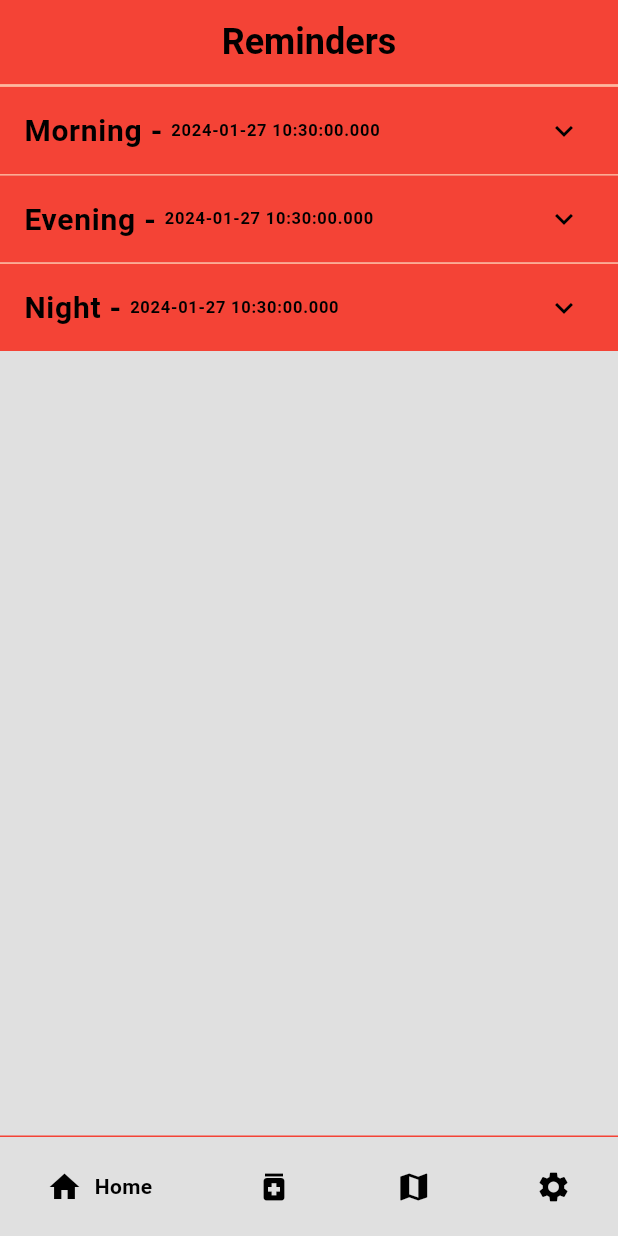
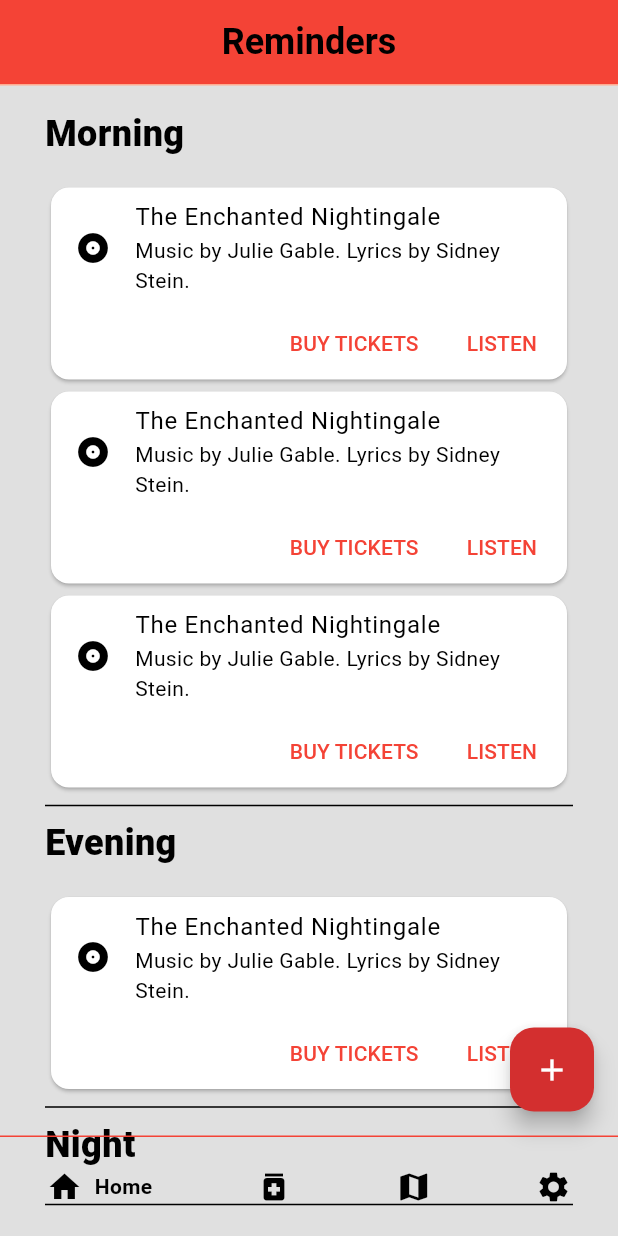
Before and after one commit to mzaninovic555/RMA_projekt_23-24, a Flutter app: the screen it shows after launch, on a phone screen of 412 x 824 dp. Run offline on Flutter 3.47's test engine with Material 3 defaults, Android fonts, the phone set to English and light mode, and no system bars; drawn by our look-alikes of google_nav_bar; our stand-ins replace shared_preferences.

Commit message:
Changed reminder group view

```diff
--- a/medicationapp/lib/pages/medication/medication.dart
+++ b/medicationapp/lib/pages/medication/medication.dart
@@ -1,6 +1,7 @@
 import 'package:flutter/material.dart';
 import 'package:medicationapp/pages/medication/add_medication.dart';
 
+import '../../services/medication_service.dart';
 import 'medication_data.dart';
 
 class Medication extends StatefulWidget {
@@ -11,12 +12,7 @@ class Medication extends StatefulWidget {
 }
 
 class _MedicationState extends State<Medication> {
-  static List<MedicationType> mockMedication = [
-    MedicationType('Ibuprofen', 20, 2),
-    MedicationType('Cijanid tablet', 20, 2),
-    MedicationType('Xanax', 5, 0.5),
-    MedicationType('Metanfetamin tablet', 15, 1),
-  ];
+
 
   @override
   Widget build(BuildContext context) {
@@ -29,35 +25,35 @@ class _MedicationState extends State<Medication> {
                 builder: (context) => AddMedication(),
               ));
           setState(() {
-            mockMedication.add(newMedication);
+            MedicationService.mockMedication.add(newMedication);
           });
           // TODO add database etc.
         },
         child: const Icon(Icons.add),
       ),
       body: ListView.separated(
-        itemCount: mockMedication.length,
+        itemCount: MedicationService.mockMedication.length,
         separatorBuilder: (BuildContext context, int index) => const Divider(),
         itemBuilder: (BuildContext context, int index) {
           return ListTile(
             leading: Column(
               mainAxisAlignment: MainAxisAlignment.center,
               children: [
-                Text('${mockMedication[index].quantityRemaining}'),
+                Text('${MedicationService.mockMedication[index].quantityRemaining}'),
                 const Text('remaining')
               ],
             ),
             title: Column(
               children: [
                 Text(
-                  mockMedication[index].name,
+                  MedicationService.mockMedication[index].name,
                   style: const TextStyle(
                     fontSize: 18.0,
                     fontWeight: FontWeight.w300,
                   ),
                 ),
                 Text(
-                  'Dosage: ${mockMedication[index].dosage.toString()}',
+                  'Dosage: ${MedicationService.mockMedication[index].dosage.toString()}',
                   style: const TextStyle(
                     fontSize: 12.0,
                     fontWeight: FontWeight.bold,
@@ -71,9 +67,9 @@ class _MedicationState extends State<Medication> {
                 ElevatedButton(
                   onPressed: () async {
                     var editedMedication =
-                        await showEditDialog(mockMedication[index]);
+                        await showEditDialog(MedicationService.mockMedication[index]);
                     setState(() {
-                      mockMedication[index] = editedMedication!;
+                      MedicationService.mockMedication[index] = editedMedication!;
                     });
                   },
                   child: const Icon(Icons.edit),
@@ -82,9 +78,9 @@ class _MedicationState extends State<Medication> {
                 ElevatedButton(
                   onPressed: () async {
                     var modalValue =
-                        await showRefillDialog(mockMedication[index]);
+                        await showRefillDialog(MedicationService.mockMedication[index]);
                     setState(() {
-                      mockMedication[index].quantityRemaining +=
+                      MedicationService.mockMedication[index].quantityRemaining +=
                           modalValue ?? 0;
                     });
                   },
@@ -202,7 +198,7 @@ class _MedicationState extends State<Medication> {
                     TextButton(
                       onPressed: () {
                         setState(() {
-                          mockMedication.remove(medication);
+                          MedicationService.mockMedication.remove(medication);
                         });
                         Navigator.pop(context, true);
                       },
--- a/medicationapp/lib/pages/medication/medication_data.dart
+++ b/medicationapp/lib/pages/medication/medication_data.dart
@@ -1,3 +1,4 @@
+// Type of medication with name, dosage and quantity remaining
 class MedicationType {
   String name;
   int quantityRemaining;
--- a/medicationapp/lib/pages/reminder_list/reminder_list.dart
+++ b/medicationapp/lib/pages/reminder_list/reminder_list.dart
@@ -1,6 +1,7 @@
 import 'package:flutter/material.dart';
 import 'package:medicationapp/pages/medication/medication_data.dart';
 import 'package:medicationapp/pages/reminder_list/reminder_data.dart';
+import 'package:medicationapp/services/medication_service.dart';
 import 'package:medicationapp/services/reminder_service.dart';
 
 class ReminderList extends StatefulWidget {
@@ -15,7 +16,9 @@ class _ReminderListState extends State<ReminderList> {
 
   @override
   Widget build(BuildContext context) {
-    return Container(
+    return Scaffold(
+      body: Container(
+        padding: const EdgeInsets.only(top: 15.0),
         decoration: BoxDecoration(
           border: BorderDirectional(
             top: BorderSide(
@@ -25,66 +28,76 @@ class _ReminderListState extends State<ReminderList> {
           ),
         ),
         child: Column(
-        children:
-            reminderGroups.map(_convertReminderGroupToExpansionTile).toList(),
+          children: ReminderService.getReminderGroups()
+              .map((group) => _mapReminderGroupToWidget(group))
+              .toList(),
+        ),
+      ),
+      floatingActionButton: FloatingActionButton(
+        onPressed: () {},
+        child: const Icon(Icons.add),
       ),
     );
   }
 
-  Column _convertReminderGroupToExpansionTile(ReminderGroup group) {
-    return Column(
-      children: [
-        Divider(
-          color: Theme.of(context).colorScheme.secondary,
-          thickness: 1.0,
-          height: 1.0,
-        ),
-        Theme(
-          data: Theme.of(context).copyWith(dividerColor: Colors.transparent),
-          child: ExpansionTile(
-            title: Row(
-              crossAxisAlignment: CrossAxisAlignment.center,
-              children: [
+  Widget _mapReminderGroupToWidget(ReminderGroup reminderGroup) {
+    List<Widget> children = [
       Text(
-                  '${group.title} - ',
+        reminderGroup.title,
         style: const TextStyle(
-                    fontWeight: FontWeight.bold,
-                    fontSize: 20.0,
+          fontWeight: FontWeight.w800,
+          fontSize: 24.0,
         ),
       ),
-                Text(
-                  group.timeOfReminder.toString(),
-                  style: const TextStyle(
-                    fontWeight: FontWeight.bold,
-                    fontSize: 11.0,
+      const SizedBox(
+        height: 15.0,
       ),
+    ];
+    children.addAll(reminderGroup.medications
+        .map((medication) => _mapMedicationToWidget(medication))
+        .toList());
+    children.add(const Divider());
+
+    return Container(
+      padding: const EdgeInsets.symmetric(horizontal: 30.0),
+      child: Column(
+        crossAxisAlignment: CrossAxisAlignment.start,
+        children: children,
+      ),
+    );
+  }
+
+  Widget _mapMedicationToWidget(MedicationType medication) {
+    return Card(
+      child: Column(
+        mainAxisSize: MainAxisSize.min,
+        children: <Widget>[
+          const ListTile(
+            leading: Icon(Icons.album),
+            title: Text('The Enchanted Nightingale'),
+            subtitle: Text('Music by Julie Gable. Lyrics by Sidney Stein.'),
+          ),
+          Row(
+            mainAxisAlignment: MainAxisAlignment.end,
+            children: <Widget>[
+              TextButton(
+                child: const Text('BUY TICKETS'),
+                onPressed: () {
+                  /* ... */
+                },
+              ),
+              const SizedBox(width: 8),
+              TextButton(
+                child: const Text('LISTEN'),
+                onPressed: () {
+                  /* ... */
+                },
+              ),
+              const SizedBox(width: 8),
+            ],
           ),
         ],
       ),
-            collapsedBackgroundColor:
-                group.color ?? Theme.of(context).colorScheme.primary,
-            backgroundColor: Theme.of(context).hoverColor,
-            children: group.medications.isNotEmpty
-                ? group.medications.map(_convertMedicationToWidget).toList()
-                : _emptyGroupText(),
-          ),
-        ),
-      ],
     );
   }
-
-  Widget _convertMedicationToWidget(MedicationType medication) {
-    return Padding(
-      padding: const EdgeInsets.only(bottom: 20.0),
-      child: Text(medication.name),
-    );
 }
-
-  List<Widget> _emptyGroupText() {
-    return const [
-      Padding(
-          padding: EdgeInsets.only(bottom: 20.0),
-          child: Text('No reminders for this group'))
-    ];
-  }
-}
--- /dev/null
+++ b/medicationapp/lib/services/medication_service.dart
@@ -0,0 +1,10 @@
+import '../pages/medication/medication_data.dart';
+
+class MedicationService {
+  static List<MedicationType> mockMedication = [
+    MedicationType('Ibuprofen', 20, 2),
+    MedicationType('Cijanid tablet', 20, 2),
+    MedicationType('Xanax', 5, 0.5),
+    MedicationType('Metanfetamin tablet', 15, 1),
+  ];
+}
--- a/medicationapp/lib/services/reminder_service.dart
+++ b/medicationapp/lib/services/reminder_service.dart
@@ -1,16 +1,16 @@
-import 'package:medicationapp/pages/medication/medication_data.dart';
-
 import '../pages/reminder_list/reminder_data.dart';
+import 'medication_service.dart';
 
 class ReminderService {
   static List<ReminderGroup> getReminderGroups() {
     return [
       ReminderGroup('Morning', DateTime.now(), [
-        MedicationType('Test 1', 1, 2),
-        MedicationType('Test 2', 1, 2),
+        MedicationService.mockMedication[0],
+        MedicationService.mockMedication[1],
+        MedicationService.mockMedication[2],
       ]),
       ReminderGroup('Evening', DateTime.now(), [
-        MedicationType('Test 3', 1, 2),
+        MedicationService.mockMedication[2],
       ]),
       ReminderGroup('Night', DateTime.now(), []),
     ];
```
Lines whose indentation alone changed are shown as unchanged.
